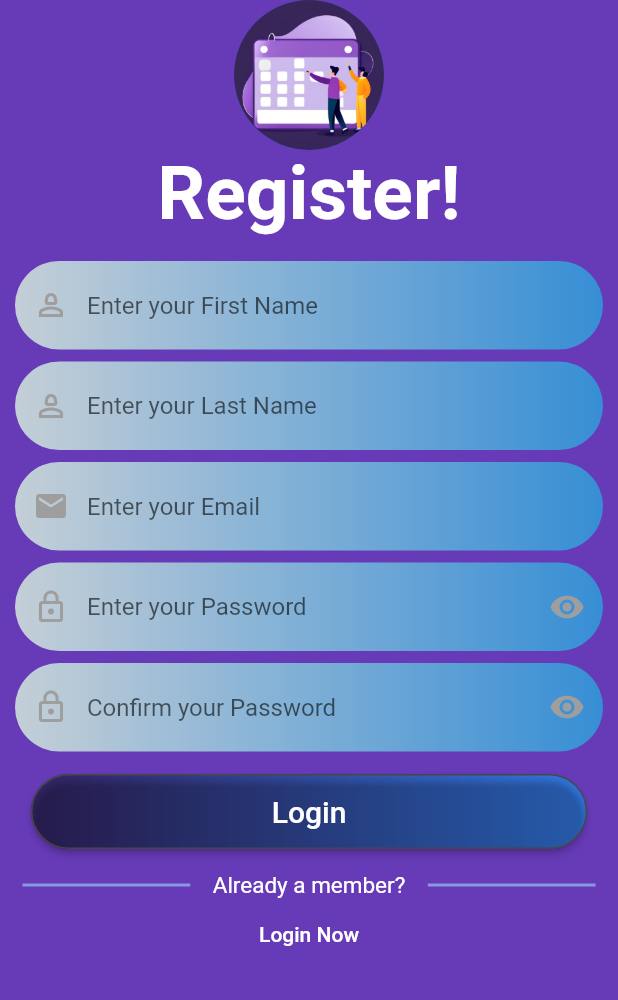
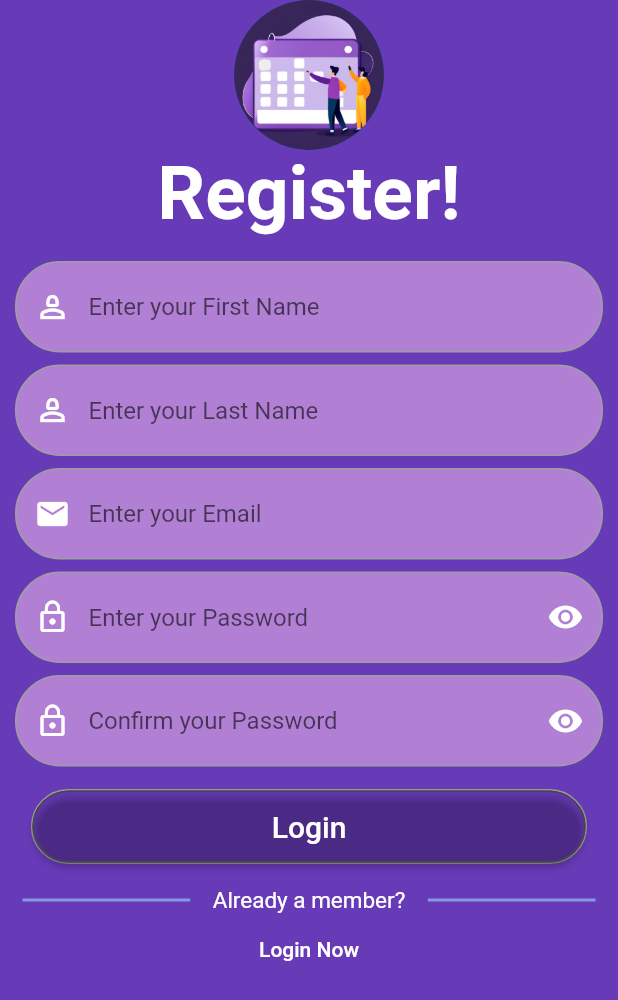
Before and after one commit to pantshaswat/mySchedule, a Flutter app: the screen it shows after launch, after a tap on "Register Now", on a phone screen of 412 x 824 dp. Shown: the top 1000 px of the screen. Run offline on Flutter 3.47's test engine with Material 2 defaults, Android fonts, the light colour scheme and no system bars; our stand-ins replace table_calendar; Roboto replaces fonts that are missing (mainFont).

Commit message:
Change:Login Page UI

```diff
--- a/lib/components/textfield.dart
+++ b/lib/components/textfield.dart
@@ -5,7 +5,7 @@ SuffixIconButton({IconData? icon, Function? onTap}) {
     onTap: onTap as void Function()?,
     child: Icon(
       icon,
-      color: Colors.grey,
+      color: const Color.fromARGB(255, 255, 255, 255),
     ),
   );
 }
@@ -16,16 +16,14 @@ Container reusableTextField(String text, IconData icon, bool isPasswordType,
   return Container(
     margin: EdgeInsets.only(left: 10, right: 10),
     decoration: BoxDecoration(
-      gradient: LinearGradient(
-        colors: [
-          Color.fromARGB(255, 204, 215, 224),
-          Color.fromARGB(255, 57, 148, 222),
-        ],
-      ),
+      color: Color.fromARGB(155, 236, 182, 246),
+      border: Border.all(color: Colors.grey),
       borderRadius: BorderRadius.circular(30.0),
     ),
     // padding: const EdgeInsets.fromLTRB(20, 0, 20, 0),
     child: TextField(
+      style: TextStyle(color: Colors.white),
+      cursorColor: Colors.white,
       obscuringCharacter: '*',
       controller: controller,
       obscureText: isPasswordType,
@@ -37,7 +35,7 @@ Container reusableTextField(String text, IconData icon, bool isPasswordType,
               }),
           prefixIcon: Icon(
             icon,
-            color: Colors.grey,
+            color: Colors.white,
           ),
           hintText: text,
           filled: true,
@@ -57,12 +55,8 @@ Container elevatedButtons(
     height: height,
     width: width,
     decoration: BoxDecoration(
-      gradient: LinearGradient(
-        colors: [
-          Color.fromARGB(255, 53, 36, 103),
-          Color.fromARGB(255, 51, 124, 234),
-        ],
-      ),
+      color: Colors.deepPurple[500],
+      border: Border.all(color: Colors.grey),
       borderRadius: BorderRadius.circular(30.0),
     ),
     child: ElevatedButton(
--- a/lib/interfaces/loginPage.dart
+++ b/lib/interfaces/loginPage.dart
@@ -1,4 +1,7 @@
+// ignore_for_file: prefer_const_constructors
+
 import 'package:flutter/material.dart';
+import 'package:myschedule/interfaces/homePage.dart';
 import 'package:myschedule/interfaces/registerPage.dart';
 
 import '../components/textfield.dart';
@@ -20,6 +23,7 @@ class _loginpageState extends State<loginpage> {
     } else if (!isPassShown) {
       return Icons.no_adult_content;
     }
+    return null;
   }
 
   @override
@@ -28,16 +32,17 @@ class _loginpageState extends State<loginpage> {
     var w = MediaQuery.of(context).size.width;
     return Scaffold(
       body: SingleChildScrollView(
-        child: SafeArea(
-          child: Stack(
-            children: [
-              Container(
+        child: Container(
           height: h,
-                width: w,
+          decoration: BoxDecoration(
             color: Colors.deepPurple,
+            borderRadius: BorderRadius.circular(20),
           ),
-              Center(
+          child: Padding(
+            padding: const EdgeInsets.all(10.0),
             child: Column(
+              mainAxisAlignment: MainAxisAlignment.center,
+              crossAxisAlignment: CrossAxisAlignment.center,
               children: [
                 CircleAvatar(
                   radius: 120,
@@ -86,7 +91,10 @@ class _loginpageState extends State<loginpage> {
                     ],
                   ),
                 ),
-                    elevatedButtons(() {}, "Login", 50, w * 0.9),
+                elevatedButtons(() {
+                  Navigator.pushReplacement(context,
+                      MaterialPageRoute(builder: (context) => homePage()));
+                }, "Login", 50, w * 0.9),
                 SizedBox(
                   height: 15,
                 ),
@@ -118,8 +126,6 @@ class _loginpageState extends State<loginpage> {
                 ]),
               ],
             ),
-              )
-            ],
           ),
         ),
       ),
```
Lines whose indentation alone changed are shown as unchanged.
